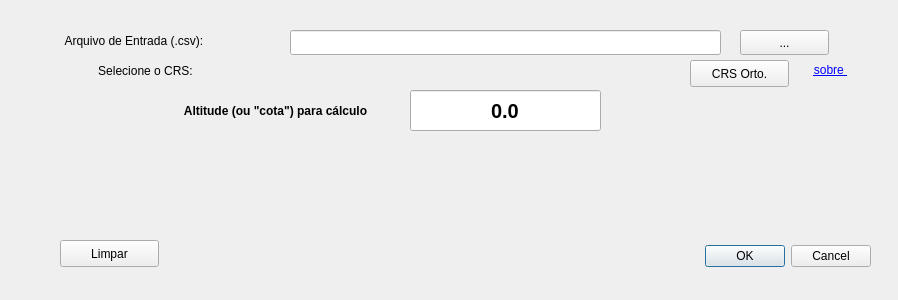
Before: the Qt Designer form volumator_dialog_base.ui in kauevestena/volum, drawn with Qt 5.
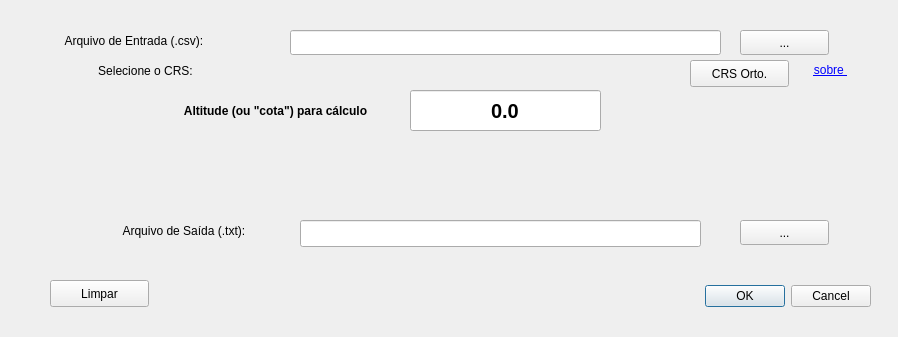
After: the same form once the commit is applied. Custom widgets are drawn as their Qt base class.

```diff
--- a/volumator_dialog_base.ui
+++ b/volumator_dialog_base.ui
@@ -7,7 +7,7 @@
     <x>0</x>
     <y>0</y>
     <width>898</width>
-    <height>300</height>
+    <height>337</height>
    </rect>
   </property>
   <property name="windowTitle">
@@ -17,7 +17,7 @@
    <property name="geometry">
     <rect>
      <x>530</x>
-     <y>240</y>
+     <y>280</y>
      <width>341</width>
      <height>32</height>
     </rect>
@@ -126,8 +126,8 @@
   <widget class="QPushButton" name="pushButton">
    <property name="geometry">
     <rect>
-     <x>60</x>
-     <y>240</y>
+     <x>50</x>
+     <y>280</y>
      <width>99</width>
      <height>27</height>
     </rect>
@@ -181,6 +181,45 @@
     <set>Qt::AlignCenter</set>
    </property>
   </widget>
+  <widget class="QLineEdit" name="lineEdit">
+   <property name="geometry">
+    <rect>
+     <x>300</x>
+     <y>220</y>
+     <width>401</width>
+     <height>27</height>
+    </rect>
+   </property>
+  </widget>
+  <widget class="QLabel" name="label_4">
+   <property name="geometry">
+    <rect>
+     <x>80</x>
+     <y>220</y>
+     <width>211</width>
+     <height>21</height>
+    </rect>
+   </property>
+   <property name="text">
+    <string>Arquivo de Saída (.txt): </string>
+   </property>
+   <property name="alignment">
+    <set>Qt::AlignCenter</set>
+   </property>
+  </widget>
+  <widget class="QPushButton" name="botaooutput">
+   <property name="geometry">
+    <rect>
+     <x>740</x>
+     <y>220</y>
+     <width>89</width>
+     <height>25</height>
+    </rect>
+   </property>
+   <property name="text">
+    <string>...</string>
+   </property>
+  </widget>
  </widget>
  <customwidgets>
   <customwidget>
```
